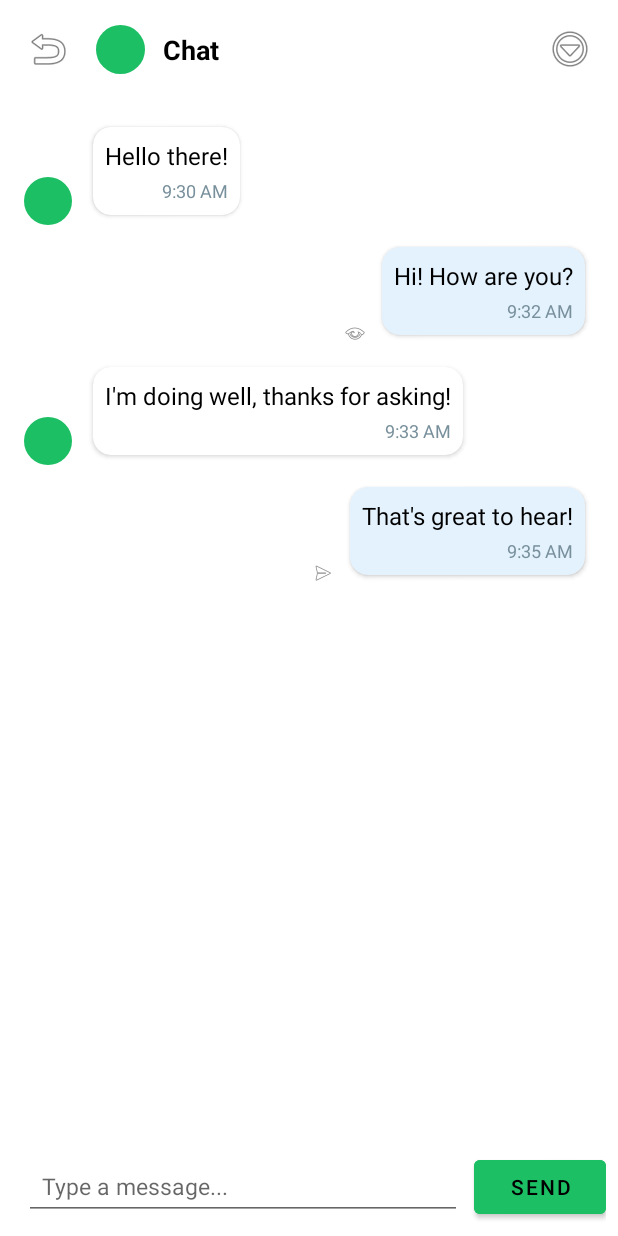
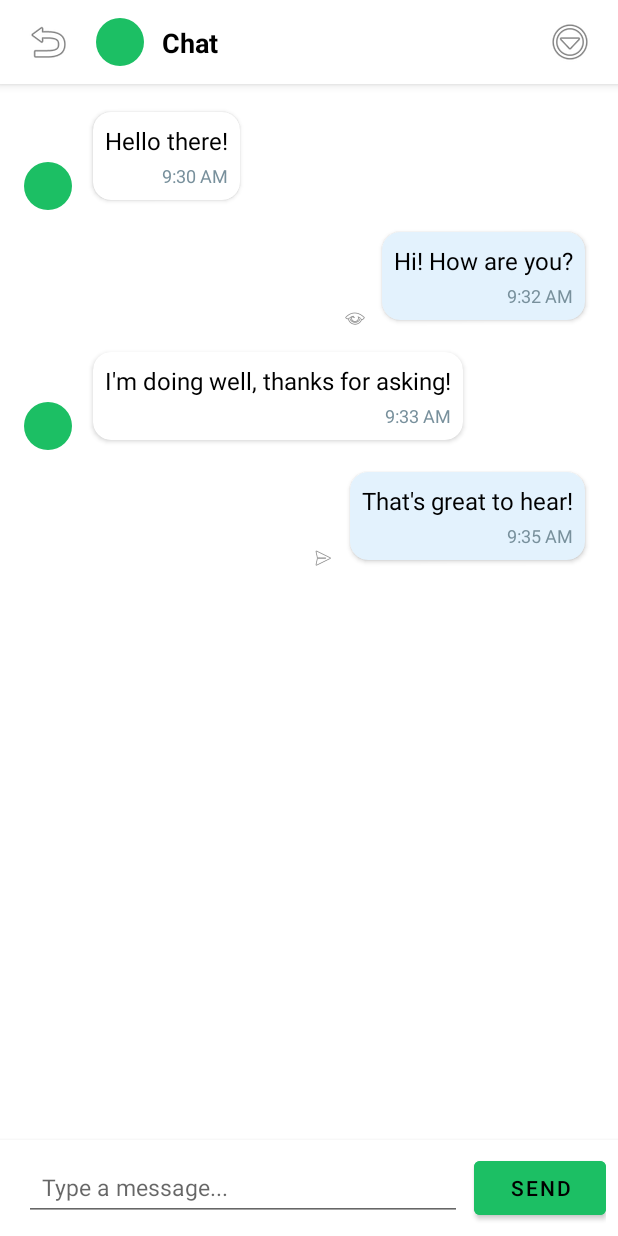
Before and after one commit to lleoparden/Chat_Application, an Android app: the ChatRoomActivity screen opened directly, with no data from a screen before it, on a phone screen of 412 x 824 dp. Run offline under Robolectric (Android 15) with nearby library versions, the light colour scheme and no system bars.

Commit message:
made ui improvements

```diff
--- a/app/src/main/AndroidManifest.xml
+++ b/app/src/main/AndroidManifest.xml
@@ -38,6 +38,8 @@
             android:exported="true" />
         <activity
             android:name=".ChatRoomActivity"
+            android:windowSoftInputMode="adjustResize"
+            android:configChanges="orientation|screenSize|keyboardHidden"
             android:exported="true" />
         <activity
             android:name=".NotificationActivity"
--- a/app/src/main/java/com/example/chat_application/ChatRoomActivity.kt
+++ b/app/src/main/java/com/example/chat_application/ChatRoomActivity.kt
@@ -2,19 +2,21 @@ package com.example.chat_application
 
 import Chat
 import android.content.Intent
+import android.graphics.Rect
 import android.os.Bundle
-import com.example.chat_application.Message
+import android.view.View
+import android.view.ViewTreeObserver.OnGlobalLayoutListener
+import android.view.WindowManager
 import android.widget.Button
 import android.widget.EditText
 import android.widget.ImageButton
-import android.widget.ImageView
 import android.widget.TextView
 import androidx.activity.enableEdgeToEdge
 import androidx.appcompat.app.AppCompatActivity
 import androidx.recyclerview.widget.LinearLayoutManager
 import androidx.recyclerview.widget.RecyclerView
-import androidx.recyclerview.widget.RecyclerView.LayoutManager
 import java.util.UUID
+
 
 class ChatRoomActivity : AppCompatActivity() {
 
@@ -36,6 +38,33 @@ class ChatRoomActivity : AppCompatActivity() {
         super.onCreate(savedInstanceState)
         enableEdgeToEdge()
         setContentView(R.layout.chatroom)
+
+
+        // Set window flags
+        window.setSoftInputMode(WindowManager.LayoutParams.SOFT_INPUT_ADJUST_RESIZE)
+
+
+        // Optional: Add a keyboard listener to handle animation or custom behavior
+        val rootView: View = findViewById(android.R.id.content)
+        rootView.getViewTreeObserver().addOnGlobalLayoutListener(object : OnGlobalLayoutListener {
+            private val r = Rect()
+            private var lastVisibleHeight = 0
+
+            override fun onGlobalLayout() {
+                // Calculate visible height
+                rootView.getWindowVisibleDisplayFrame(r)
+                val visibleHeight = r.height()
+
+
+                // Detect keyboard visibility changes
+                if (lastVisibleHeight != 0 && lastVisibleHeight != visibleHeight) {
+                    val isKeyboardVisible = lastVisibleHeight > visibleHeight
+                    // You can add custom animations or behavior when keyboard appears/disappears
+                }
+
+                lastVisibleHeight = visibleHeight
+            }
+        })
 
         // Retrieve the chat object from intent
         val chat = intent.getParcelableExtra<Chat>("CHAT_OBJECT")
--- a/app/src/main/res/layout/chatroom.xml
+++ b/app/src/main/res/layout/chatroom.xml
@@ -1,83 +1,55 @@
 <?xml version="1.0" encoding="utf-8"?>
-<androidx.constraintlayout.widget.ConstraintLayout xmlns:android="http://schemas.android.com/apk/res/android"
+<androidx.coordinatorlayout.widget.CoordinatorLayout
+    xmlns:android="http://schemas.android.com/apk/res/android"
     xmlns:app="http://schemas.android.com/apk/res-auto"
     xmlns:tools="http://schemas.android.com/tools"
     android:layout_width="match_parent"
     android:layout_height="match_parent"
-    android:windowSoftInputMode="adjustResize"
-    tools:context=".chatRoomActivity">
+    android:fitsSystemWindows="true"
+    tools:context=".ChatRoomActivity">
 
-    <!-- Guidelines for responsive positioning -->
-    <androidx.constraintlayout.widget.Guideline
-        android:id="@+id/guideline_start"
-        android:layout_width="wrap_content"
+    <!-- Top App Bar -->
+    <com.google.android.material.appbar.AppBarLayout
+        android:id="@+id/appBarLayout"
+        android:layout_width="match_parent"
         android:layout_height="wrap_content"
-        android:orientation="vertical"
-        app:layout_constraintGuide_percent="0.05" />
+        android:fitsSystemWindows="true">
 
-    <androidx.constraintlayout.widget.Guideline
-        android:id="@+id/guideline_end"
-        android:layout_width="wrap_content"
-        android:layout_height="wrap_content"
-        android:orientation="vertical"
-        app:layout_constraintGuide_percent="0.95" />
+        <androidx.appcompat.widget.Toolbar
+            android:id="@+id/toolbar"
+            android:layout_width="match_parent"
+            android:layout_height="?attr/actionBarSize"
+            android:background="?attr/colorSecondary">
 
-    <androidx.constraintlayout.widget.Guideline
-        android:id="@+id/guideline_Bottom"
-        android:layout_width="wrap_content"
-        android:layout_height="wrap_content"
-        android:orientation="horizontal"
-        app:layout_constraintGuide_percent="0.08" />
-
-    <androidx.constraintlayout.widget.Guideline
-        android:id="@+id/guideline_Top"
-        android:layout_width="wrap_content"
-        android:layout_height="wrap_content"
-        android:orientation="horizontal"
-        app:layout_constraintGuide_percent="0.92" />
-
-    <!-- Top bar -->
-    <com.google.android.material.imageview.ShapeableImageView
-        android:id="@+id/top_bar"
-        android:layout_width="0dp"
-        android:layout_height="0dp"
-        android:background="?attr/colorSecondary"
-        app:layout_constraintEnd_toEndOf="parent"
-        app:layout_constraintHeight_percent="0.08"
-        app:layout_constraintStart_toStartOf="parent"
-        app:layout_constraintTop_toTopOf="parent" />
+            <androidx.constraintlayout.widget.ConstraintLayout
+                android:layout_width="match_parent"
+                android:layout_height="match_parent">
 
                 <!-- Back button -->
                 <ImageButton
                     android:id="@+id/backButton"
                     android:layout_width="wrap_content"
                     android:layout_height="wrap_content"
-        android:layout_marginStart="16dp"
                     android:background="@null"
                     android:contentDescription="Back"
                     android:src="@android:drawable/ic_menu_revert"
-        app:layout_constraintBottom_toBottomOf="@id/top_bar"
+                    app:layout_constraintBottom_toBottomOf="parent"
                     app:layout_constraintStart_toStartOf="parent"
-        app:layout_constraintTop_toTopOf="@id/top_bar" />
+                    app:layout_constraintTop_toTopOf="parent" />
 
                 <!-- Contact profile picture -->
                 <ImageButton
                     android:id="@+id/accountpic"
-        android:layout_width="0dp"
-        android:layout_height="0dp"
+                    android:layout_width="32dp"
+                    android:layout_height="32dp"
                     android:layout_marginStart="16dp"
                     android:adjustViewBounds="true"
                     android:background="@null"
-        android:clickable="true"
-        android:enabled="true"
-        android:focusable="true"
                     android:scaleType="fitCenter"
                     android:src="@drawable/circle_background"
-        app:layout_constraintBottom_toBottomOf="@id/top_bar"
-        app:layout_constraintDimensionRatio="1:1"
+                    app:layout_constraintBottom_toBottomOf="parent"
                     app:layout_constraintStart_toEndOf="@id/backButton"
-        app:layout_constraintTop_toTopOf="parent"
-        app:layout_constraintWidth_percent="0.08" />
+                    app:layout_constraintTop_toTopOf="parent" />
 
                 <!-- Contact name in top bar -->
                 <TextView
@@ -89,10 +61,9 @@
                     android:textColor="?attr/colorOnSecondary"
                     android:textSize="18sp"
                     android:textStyle="bold"
-        app:layout_constraintBottom_toBottomOf="@id/top_bar"
+                    app:layout_constraintBottom_toBottomOf="parent"
                     app:layout_constraintStart_toEndOf="@id/accountpic"
-        app:layout_constraintTop_toTopOf="@id/top_bar" />
-
+                    app:layout_constraintTop_toTopOf="parent" />
 
                 <!-- Menu button -->
                 <ImageButton
@@ -103,33 +74,34 @@
                     android:background="@null"
                     android:contentDescription="Menu"
                     android:src="@android:drawable/ic_menu_more"
-        app:layout_constraintBottom_toBottomOf="@id/top_bar"
+                    app:layout_constraintBottom_toBottomOf="parent"
                     app:layout_constraintEnd_toEndOf="parent"
-        app:layout_constraintTop_toTopOf="@id/top_bar" />
+                    app:layout_constraintTop_toTopOf="parent" />
 
-    <!-- Chat messages recycler view -->
+            </androidx.constraintlayout.widget.ConstraintLayout>
+        </androidx.appcompat.widget.Toolbar>
+    </com.google.android.material.appbar.AppBarLayout>
+
+    <!-- Chat content area - this will shrink when keyboard appears -->
     <androidx.recyclerview.widget.RecyclerView
         android:id="@+id/messagesRecyclerView"
-        android:layout_width="0dp"
-        android:layout_height="0dp"
+        android:layout_width="match_parent"
+        android:layout_height="match_parent"
         android:padding="8dp"
-        app:layout_constraintBottom_toTopOf="@id/messageInputLayout"
-        app:layout_constraintEnd_toEndOf="parent"
-        app:layout_constraintStart_toStartOf="parent"
-        app:layout_constraintTop_toBottomOf="@id/top_bar" />
+        android:clipToPadding="false"
+        app:layout_behavior="@string/appbar_scrolling_view_behavior"
+        android:layout_marginBottom="?attr/actionBarSize" />
 
-    <!-- Message input area -->
+    <!-- Message input area - fixed at bottom -->
     <LinearLayout
         android:id="@+id/messageInputLayout"
-        android:layout_width="0dp"
+        android:layout_width="match_parent"
         android:layout_height="wrap_content"
         android:orientation="horizontal"
         android:padding="8dp"
-        app:layout_constraintBottom_toBottomOf="parent"
-        app:layout_constraintEnd_toEndOf="parent"
-        app:layout_constraintStart_toStartOf="parent"
-        app:layout_constraintTop_toTopOf="@id/guideline_Top">
-
+        android:background="?attr/colorSurface"
+        android:elevation="4dp"
+        android:layout_gravity="bottom">
 
         <EditText
             android:id="@+id/messageInput"
@@ -142,7 +114,7 @@
             android:inputType="textMultiLine"
             android:maxLines="3"
             android:padding="12dp"
-            android:textColor="#000000"
+            android:textColor="?attr/colorOnSecondary"
             android:textSize="15sp" />
 
         <Button
@@ -152,7 +124,5 @@
             android:backgroundTint="?attr/colorPrimary"
             android:text="Send"
             android:textColor="?attr/colorOnPrimary" />
-
     </LinearLayout>
-
-</androidx.constraintlayout.widget.ConstraintLayout>
+</androidx.coordinatorlayout.widget.CoordinatorLayout>
```
Also changed, not shown: app/src/main/java/com/example/chat_application/things to help with chatroom.kt (deleted, +0 -221 lines). Lines whose indentation alone changed are shown as unchanged.
